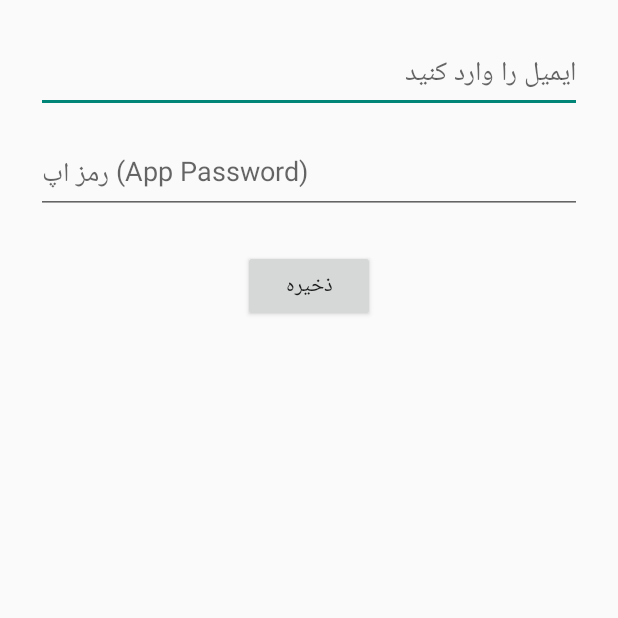
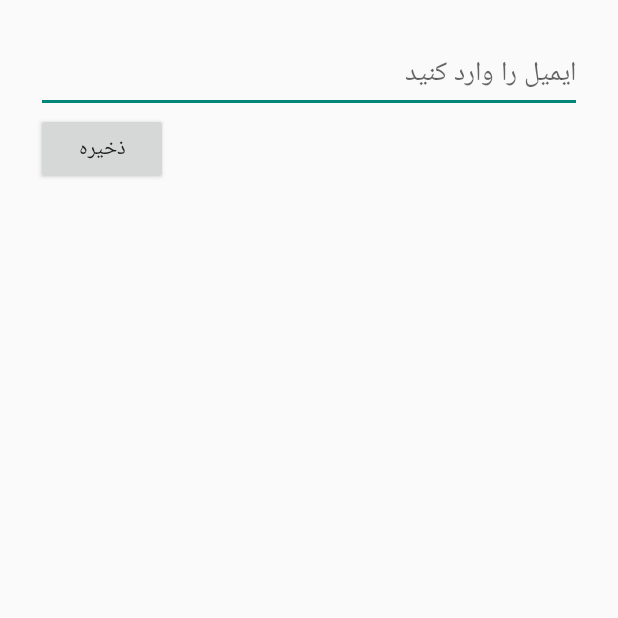
Before and after one commit to erfantt83/Theftprevention2, an Android app built with Jetpack Compose: the EmailSettingsActivity screen opened directly, with no data from a screen before it, after a tap on "ذخیره", on a phone screen of 412 x 824 dp, the top half of it. Run offline under Robolectric (Android 15) with nearby library versions, the phone set to English and light mode, and no system bars.

Commit message:
Initial commit

```diff
--- a/app/src/main/java/com/example/theftprevention/ui/theme/EmailSettingsActivity.kt
+++ b/app/src/main/java/com/example/theftprevention/ui/theme/EmailSettingsActivity.kt
@@ -1,44 +1,40 @@
 package com.example.theftprevention
 
-import android.annotation.SuppressLint
 import android.content.Context
+import android.content.Intent
 import android.content.SharedPreferences
 import android.os.Bundle
-import android.widget.*
+import android.widget.Button
+import android.widget.EditText
+import android.widget.Toast
 import androidx.appcompat.app.AppCompatActivity
 
 class EmailSettingsActivity : AppCompatActivity() {
-    private lateinit var emailEditText: EditText
-    private lateinit var passwordEditText: EditText
+
+    private lateinit var emailInput: EditText
     private lateinit var saveButton: Button
     private lateinit var sharedPreferences: SharedPreferences
 
-    @SuppressLint("MissingInflatedId")
     override fun onCreate(savedInstanceState: Bundle?) {
         super.onCreate(savedInstanceState)
         setContentView(R.layout.activity_email_settings)
 
-        emailEditText = findViewById(R.id.editTextEmail)
-        passwordEditText = findViewById(R.id.editTextPassword)
+        emailInput = findViewById(R.id.editTextEmail)
         saveButton = findViewById(R.id.buttonSaveEmail)
 
         sharedPreferences = getSharedPreferences("MyPrefs", Context.MODE_PRIVATE)
-
-        // بارگذاری اطلاعات قبلی
-        emailEditText.setText(sharedPreferences.getString("email", ""))
-        passwordEditText.setText(sharedPreferences.getString("email_password", ""))
+        val savedEmail = sharedPreferences.getString("email", "")
+        emailInput.setText(savedEmail)
 
         saveButton.setOnClickListener {
-            val email = emailEditText.text.toString()
-            val password = passwordEditText.text.toString()
+            val email = emailInput.text.toString().trim()
 
-            if (email.contains("@") && password.length >= 6) {
+            if (email.isNotEmpty() && email.contains("@")) {
                 sharedPreferences.edit().putString("email", email).apply()
-                sharedPreferences.edit().putString("email_password", password).apply()
-                Toast.makeText(this, "اطلاعات ذخیره شد", Toast.LENGTH_SHORT).show()
-                finish()
+                Toast.makeText(this, "ایمیل مقصد ذخیره شد", Toast.LENGTH_SHORT).show()
+                finish() // برگشت به صفحه قبل
             } else {
-                Toast.makeText(this, "ایمیل و رمز عبور معتبر وارد کنید", Toast.LENGTH_SHORT).show()
+                Toast.makeText(this, "لطفاً یک ایمیل معتبر وارد کنید", Toast.LENGTH_SHORT).show()
             }
         }
     }
--- a/app/src/main/java/com/example/theftprevention/ui/theme/GmailSender.kt
+++ b/app/src/main/java/com/example/theftprevention/ui/theme/GmailSender.kt
@@ -27,7 +27,7 @@ class GmailSender {
 
         try {
             val message = MimeMessage(session)
-            message.setFrom(InternetAddress(sender))
+            message.setFrom(InternetAddress(user))
             message.setRecipients(Message.RecipientType.TO, InternetAddress.parse(recipients))
             message.subject = subject
             message.setText(body)
--- a/app/src/main/java/com/example/theftprevention/ui/theme/SetEmailActivity.kt
+++ b/app/src/main/java/com/example/theftprevention/ui/theme/SetEmailActivity.kt
@@ -15,13 +15,13 @@ class SetEmailActivity : AppCompatActivity() {
         val editEmail = findViewById<EditText>(R.id.editEmail)
         val btnSave = findViewById<Button>(R.id.btnSaveEmail)
 
-        val prefs = getSharedPreferences("settings", Context.MODE_PRIVATE)
+        val prefs = getSharedPreferences("MyPrefs", Context.MODE_PRIVATE)
         editEmail.setText(prefs.getString("recipient_email", ""))
 
         btnSave.setOnClickListener {
             val email = editEmail.text.toString().trim()
             if (email.contains("@") && email.contains(".")) {
-                prefs.edit().putString("recipient_email", email).apply()
+                prefs.edit().putString("email", email).apply()
                 Toast.makeText(this, "ایمیل ذخیره شد", Toast.LENGTH_SHORT).show()
                 finish()
             } else {
--- a/app/src/main/res/layout/activity_email_settings.xml
+++ b/app/src/main/res/layout/activity_email_settings.xml
@@ -11,20 +11,9 @@
         android:layout_height="wrap_content"
         android:hint="ایمیل را وارد کنید"
         android:inputType="textEmailAddress" />
-
-    <EditText
-        android:id="@+id/editTextPassword"
-        android:layout_width="match_parent"
-        android:layout_height="wrap_content"
-        android:hint="رمز اپ (App Password)"
-        android:inputType="textPassword"
-        android:layout_marginTop="16dp" />
-
     <Button
         android:id="@+id/buttonSaveEmail"
         android:layout_width="wrap_content"
         android:layout_height="wrap_content"
-        android:text="ذخیره"
-        android:layout_gravity="center_horizontal"
-        android:layout_marginTop="24dp" />
+        android:text="ذخیره" />
 </LinearLayout>
```
Also changed, not shown: app/src/main/java/com/example/theftprevention/ui/theme/passwordActivity.kt (+42 -28 lines).
